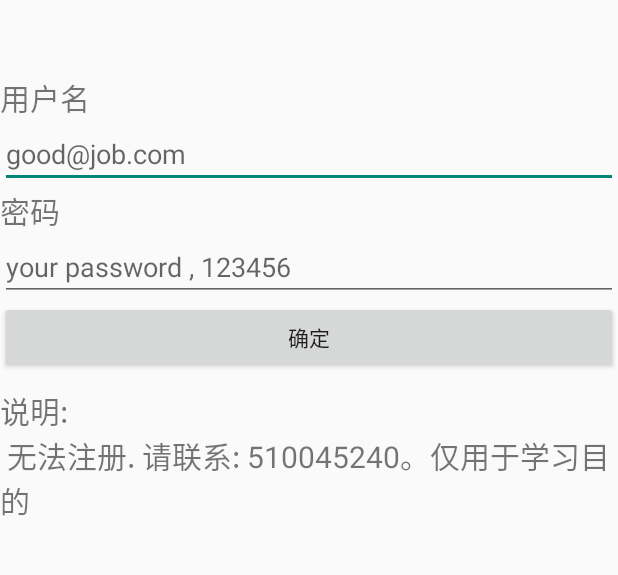
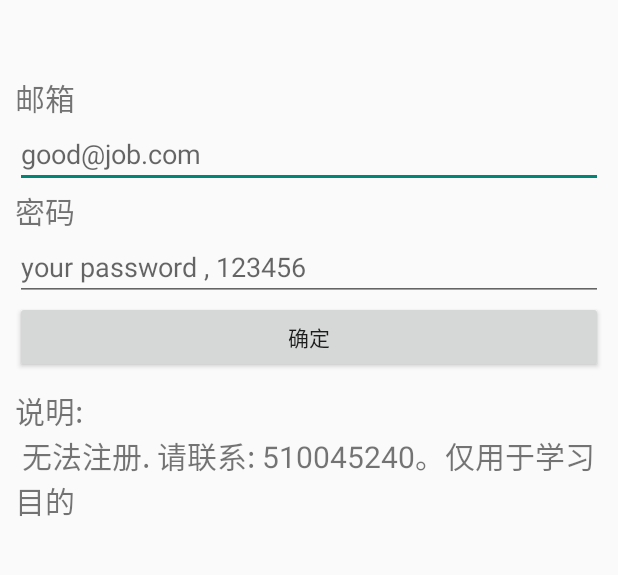
Before and after one commit to sg552/bug_study_android, an Android app: the screen it shows after launch (LoginActivity), on a phone screen of 412 x 824 dp, the part 324-899 px from its top. Run offline under Robolectric (Android 15) with nearby library versions, the phone set to English and light mode, and no system bars; 2 statements that could not run were skipped.

Commit message:
实现了登录

```diff
--- a/app/src/main/java/com/shentou/MainActivity.java
+++ b/app/src/main/java/com/shentou/MainActivity.java
@@ -27,18 +27,23 @@ public class MainActivity extends AppCompatActivity {
   }
 
   public boolean isNotLoggedIn(){
-    SharedPreferences settings = getSharedPreferences(Constants.KEY_USER_ID, 0);
-    int userId = settings.getInt(Constants.KEY_USER_ID, 0);
-    return userId == 0 ;
+    return getUserId() == 0 ;
   }
 
   public void openLoginPage(){
     Intent intent = new Intent(this, LoginActivity.class);
     startActivity(intent);
+    finish();
   }
 
   public void loadView(Bundle bundle){
     setContentView(R.layout.activity_main);
     getSupportActionBar().hide();
   }
+
+  public int getUserId(){
+    SharedPreferences settings = getSharedPreferences(Constants.KEY_USER_ID, 0);
+    int userId = settings.getInt(Constants.KEY_USER_ID, 0);
+    return userId;
+  }
 }
--- a/app/src/main/res/layout/activity_login.xml
+++ b/app/src/main/res/layout/activity_login.xml
@@ -5,6 +5,8 @@
     android:layout_height="match_parent"
     tools:context=".LoginActivity"
     android:orientation="vertical"
+    android:layout_marginLeft="10dp"
+    android:layout_marginRight="10dp"
     >
 
     <LinearLayout
@@ -25,12 +27,12 @@
         android:layout_marginTop="50dp"
         android:layout_width="match_parent"
         android:layout_height="wrap_content"
-        android:text="用户名"
+        android:text="邮箱"
         android:textSize="20sp"
         >
     </TextView>
     <EditText
-        android:id="@+id/login"
+        android:id="@+id/email"
         android:layout_width="match_parent"
         android:layout_height="wrap_content"
         android:lines="1"
@@ -45,7 +47,7 @@
         >
     </TextView>
     <EditText
-        android:id="@+id/comment"
+        android:id="@+id/password"
         android:layout_width="match_parent"
         android:layout_height="wrap_content"
         android:lines="1"
```
Also changed, not shown: app/src/main/java/com/shentou/LoginActivity.java (+84 -1 lines), app/src/main/java/com/shentou/PostDetailsActivity.java (+11 -11 lines), app/src/main/java/com/shentou/PostsTabFragment.java (+9 -2 lines), app/src/main/java/com/shentou/beans/LoginResult.java (added, +8 -0 lines).
